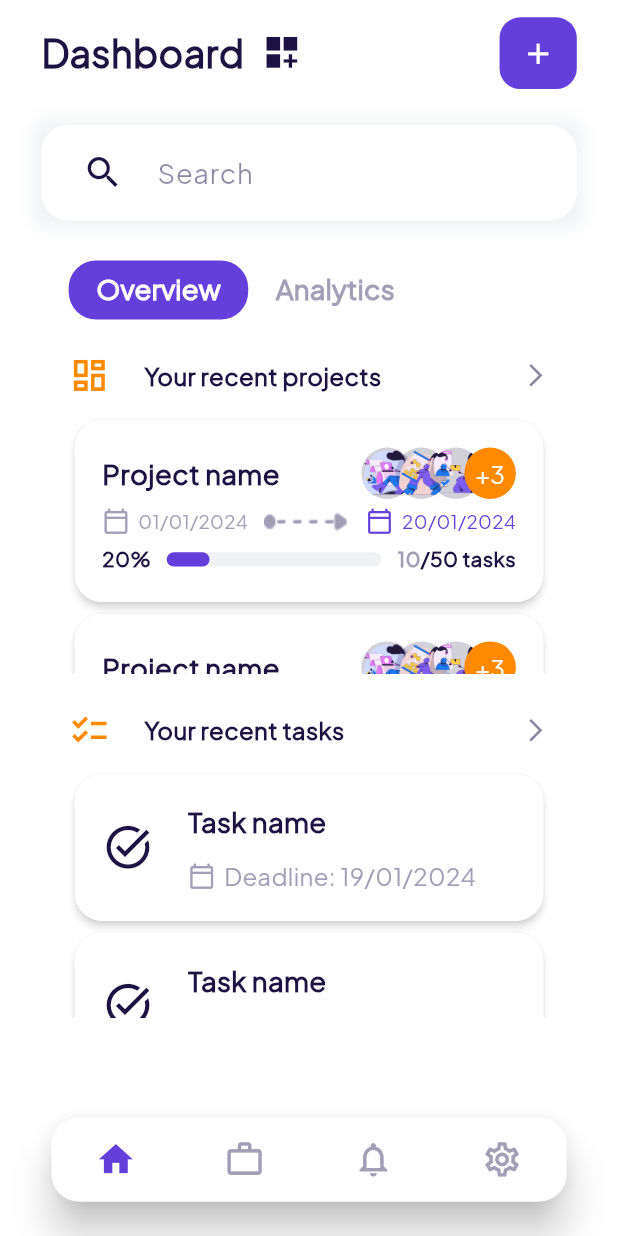
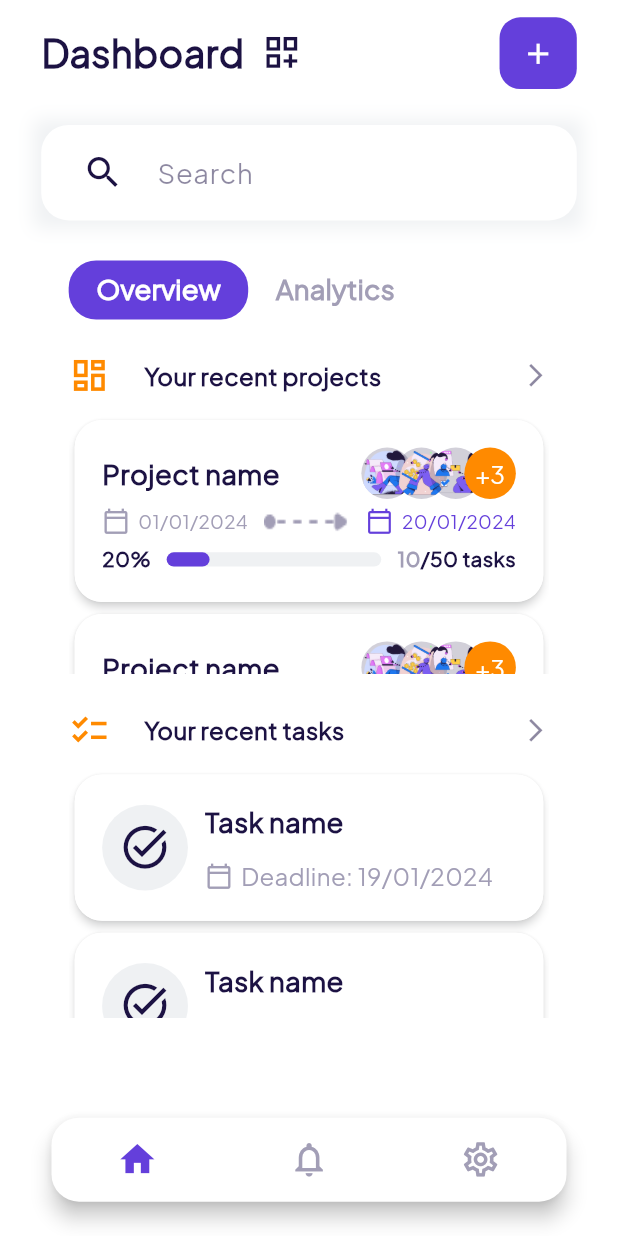
Before and after one commit to joboy-dev/Taskify-Mobile, a Flutter app: the BottomNavbar screen opened directly, on a phone screen of 412 x 824 dp. Run offline on Flutter 3.47's test engine with Material 3 defaults, Android fonts, the phone set to English and light mode, and no system bars; drawn by our look-alikes of custom_navigation_bar; our stand-ins replace device_preview, expandable, fl_chart, flutter_animate, flutter_screenutil, flutter_spinkit; missing offline and left inert: flutter_pin_code_fields, mailer.

Commit message:
UI updates

```diff
--- a/lib/screens/auth/signin_screen.dart
+++ b/lib/screens/auth/signin_screen.dart
@@ -114,7 +114,7 @@ class _SignInScreenState extends State<SignInScreen> {
               ].animate(
                 interval: kDurationMs(500),
                 delay: kDurationSecs(1),
-              ).slideX(duration: kDurationMs(500), begin: -0.5, end: 0.0)
+              ).slideX(duration: kDurationMs(500), begin: -0.1, end: 0.0)
               .fade(duration: kDurationMs(500), begin: 0.0, end: 1.0),
             ),
 
@@ -134,7 +134,7 @@ class _SignInScreenState extends State<SignInScreen> {
               ],
             ).animate(
               delay: kDurationMs(1500)
-            ).slideX(duration: kDurationMs(500), begin: 0.5, end: 0.0)
+            ).slideX(duration: kDurationMs(500), begin: 0.1, end: 0.0)
               .fade(duration: kDurationMs(500), begin: 0.0, end: 1.0),
 
             SizedBox(height: 20.h),
--- a/lib/screens/auth/signup_screen.dart
+++ b/lib/screens/auth/signup_screen.dart
@@ -155,7 +155,7 @@ class _SignUpScreenState extends State<SignUpScreen> {
               ].animate(
                 interval: kDurationMs(500),
                 delay: kDurationSecs(1),
-              ).slideX(duration: kDurationMs(500), begin: -0.5, end: 0.0)
+              ).slideX(duration: kDurationMs(500), begin: -0.1, end: 0.0)
               .fade(duration: kDurationMs(500), begin: 0.0, end: 1.0),
             ),
 
--- /dev/null
+++ b/lib/screens/main/base_nav_screen.dart
@@ -0,0 +1,66 @@
+import 'package:flutter/material.dart';
+import 'package:flutter_screenutil/flutter_screenutil.dart';
+import 'package:taskify/screens/base_screen.dart';
+import 'package:taskify/shared/constants.dart';
+import 'package:taskify/shared/widgets/button.dart';
+
+class BaseNavScreen extends StatefulWidget {
+  const BaseNavScreen({
+    super.key,
+    required this.title,
+    required this.icon,
+    required this.content,
+    this.showAppbar=false,
+    this.showBackButton=false,
+    this.titleFontSize
+  });
+
+  final String title;
+  final IconData icon;
+  final Widget content;
+  final bool? showAppbar;
+  final bool? showBackButton;
+  final double? titleFontSize;
+
+  @override
+  State<BaseNavScreen> createState() => _BaseNavScreenState();
+}
+
+class _BaseNavScreenState extends State<BaseNavScreen> {
+
+  @override
+  Widget build(BuildContext context) {
+    return BaseScreen(
+      showAppBar: widget.showAppbar!,
+      showBackButton: widget.showBackButton,
+      title: widget.title,
+      titleFontSize: widget.titleFontSize ?? 22.sp,
+      trailing: const MenuButton(),
+      screen: Column(
+        children: [
+          widget.showAppbar! ? const SizedBox() : Row(
+            mainAxisAlignment: MainAxisAlignment.spaceBetween,
+            crossAxisAlignment: CrossAxisAlignment.center,
+            children: [
+              Row(
+                crossAxisAlignment: CrossAxisAlignment.center,
+                children: [
+                  Text(
+                    widget.title,
+                    style: kAppbarTextStyle(context),
+                  ),
+                  SizedBox(width: 10.w),
+                  Icon(widget.icon, color: kMainColor(context), size: 24.sp,)
+                ],
+              ),
+              const MenuButton(),
+            ],
+          ),
+          widget.showAppbar! ? const SizedBox() : SizedBox(height: 20.h),
+
+          widget.content,
+        ],
+      ),
+    );
+  }
+}
--- a/lib/screens/main/home/home_screen.dart
+++ b/lib/screens/main/home/home_screen.dart
@@ -1,10 +1,10 @@
 import 'package:flutter/material.dart';
 import 'package:flutter_screenutil/flutter_screenutil.dart';
 import 'package:taskify/screens/base_screen.dart';
+import 'package:taskify/screens/main/base_nav_screen.dart';
 import 'package:taskify/screens/main/home/tabs/analytics_screen.dart';
 import 'package:taskify/screens/main/home/tabs/overview_screen.dart';
 import 'package:taskify/shared/constants.dart';
-import 'package:taskify/shared/widgets/button.dart';
 import 'package:taskify/shared/widgets/textfield.dart';
 
 class HomeScreen extends StatefulWidget {
@@ -32,31 +32,11 @@ class _HomeScreenState extends State<HomeScreen> with TickerProviderStateMixin {
       const Text('Analytics'),
     ];
 
-    return BaseScreen(
-      showAppBar: false,
-      screen: Column(
+    return BaseNavScreen(
+      title: 'Dashboard',
+      icon: Icons.dashboard_customize_outlined,
+      content: Column(
         children: [
-          Row(
-            mainAxisAlignment: MainAxisAlignment.spaceBetween,
-            crossAxisAlignment: CrossAxisAlignment.center,
-            children: [
-              Row(
-                crossAxisAlignment: CrossAxisAlignment.center,
-                children: [
-                  Text(
-                    'Dashboard',
-                    style: kAppbarTextStyle(context),
-                  ),
-                  SizedBox(width: 10.w),
-                  Icon(Icons.dashboard_customize, color: kMainColor(context), size: 24.sp,)
-                ],
-              ),
-
-              const MenuButton(),
-            ],
-          ),
-          SizedBox(height: 20.h),
-
           SearchField(
             hintText: 'Search',
             onChanged: (value) {
--- a/lib/shared/widgets/bottom_navbar.dart
+++ b/lib/shared/widgets/bottom_navbar.dart
@@ -2,9 +2,8 @@ import 'package:custom_navigation_bar/custom_navigation_bar.dart';
 import 'package:flutter/material.dart';
 import 'package:flutter_screenutil/flutter_screenutil.dart';
 import 'package:taskify/screens/main/home/home_screen.dart';
-import 'package:taskify/screens/main/projects/projects_screen.dart';
+import 'package:taskify/screens/main/notifications/notifications_screen.dart';
 import 'package:taskify/screens/main/settings/settings_screen.dart';
-import 'package:taskify/screens/main/tasks/tasks_screen.dart';
 import 'package:taskify/shared/constants.dart';
 
 class BottomNavbar extends StatefulWidget {
@@ -29,17 +28,17 @@ class _BottomNavbarState extends State<BottomNavbar> {
         ),
       ),
     ),
-    CustomNavigationBarItem(
-      icon: const Icon(Icons.work_outline),
-      selectedIcon: const Icon(Icons.work),
-      selectedTitle: Text(
-        '•',
-        style: kNormalTextStyle(context).copyWith(
-          color: kSecondaryColor,
-          fontSize: 4.sp
-        ),
-      ),
-    ),
+    // CustomNavigationBarItem(
+    //   icon: const Icon(Icons.work_outline),
+    //   selectedIcon: const Icon(Icons.work),
+    //   selectedTitle: Text(
+    //     '•',
+    //     style: kNormalTextStyle(context).copyWith(
+    //       color: kSecondaryColor,
+    //       fontSize: 4.sp
+    //     ),
+    //   ),
+    // ),
     CustomNavigationBarItem(
       icon: const Icon(Icons.notifications_outlined),
       selectedIcon: const Icon(Icons.notifications),
@@ -66,8 +65,8 @@ class _BottomNavbarState extends State<BottomNavbar> {
 
   List<Widget> screens = [
     const HomeScreen(),
-    const ProjectsScreen(),
-    const TasksScreen(),
+    // const ProjectsScreen(),
+    const NotificationsScreen(),
     const SettingsScreen(),
   ];
 
@@ -95,7 +94,7 @@ class _BottomNavbarState extends State<BottomNavbar> {
           selectedColor: kScaffoldBgColor(context) == kNeutralDark ? kNeutralLight : kPrimaryColor,
           unSelectedColor: kNeutralDarkGrey,
           iconSize: 24.sp,
-          elevation: 10.r,
+          elevation: 5.r,
         ),
       ),
     );
--- a/pubspec.yaml
+++ b/pubspec.yaml
@@ -23,11 +23,16 @@ dependencies:
   mailer: ^6.0.1
   provider: ^6.0.5
   shared_preferences: ^2.2.2
+  intl: ^0.18.1
+  isar: ^3.1.0+1
+  isar_flutter_libs: ^3.1.0+1
 
 dev_dependencies:
+  build_runner: any
   flutter_lints: ^2.0.0
   flutter_test:
     sdk: flutter
+  isar_generator: ^3.1.0+1
 
 flutter:
   uses-material-design: true
```
Also changed, not shown: lib/screens/main/notifications/notifications_screen.dart (+24 -0 lines), lib/screens/main/projects/project_detail.dart (+17 -9 lines), lib/screens/main/projects/projects_screen.dart (+5 -5 lines), lib/screens/main/settings/settings_screen.dart (+8 -8 lines), lib/screens/main/tasks/tasks_screen.dart (+5 -5 lines), lib/shared/widgets/cards.dart (+141 -11 lines), pubspec.lock, 1 other file.
